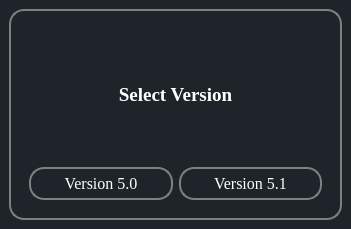
The window that ui/importVersion.ui (aanushri9/Counter-Harvesting-5.1) describes before a commit, drawn with Qt 5.
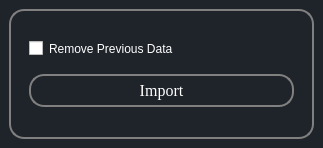
The same window after the commit.

Commit message: Import issue fixed

The edit to the form file:
```diff
--- a/ui/importVersion.ui
+++ b/ui/importVersion.ui
@@ -6,8 +6,8 @@
    <rect>
     <x>0</x>
     <y>0</y>
-    <width>351</width>
-    <height>229</height>
+    <width>323</width>
+    <height>148</height>
    </rect>
   </property>
   <property name="windowTitle">
@@ -81,32 +81,10 @@
           <enum>QFrame::Plain</enum>
          </property>
          <layout class="QGridLayout" name="gridLayout_2">
-          <item row="0" column="0" colspan="2">
-           <widget class="QLabel" name="label_7">
-            <property name="enabled">
-             <bool>true</bool>
-            </property>
-            <property name="sizePolicy">
-             <sizepolicy hsizetype="Preferred" vsizetype="Preferred">
-              <horstretch>0</horstretch>
-              <verstretch>0</verstretch>
-             </sizepolicy>
-            </property>
-            <property name="font">
-             <font>
-              <family>Georgia</family>
-              <pointsize>14</pointsize>
-              <bold>true</bold>
-             </font>
-            </property>
-            <property name="styleSheet">
-             <string notr="true">text-align:centre;</string>
-            </property>
-            <property name="frameShape">
-             <enum>QFrame::NoFrame</enum>
-            </property>
+          <item row="0" column="0">
+           <widget class="QCheckBox" name="checkBox">
             <property name="text">
-             <string>&lt;html&gt;&lt;head/&gt;&lt;body&gt;&lt;p align=&quot;center&quot;&gt;Select Version&lt;/p&gt;&lt;/body&gt;&lt;/html&gt;</string>
+             <string>Remove Previous Data</string>
             </property>
            </widget>
           </item>
@@ -124,26 +102,7 @@
 text-align:center;</string>
             </property>
             <property name="text">
-             <string>Version 5.0</string>
-            </property>
-           </widget>
-          </item>
-          <item row="1" column="1">
-           <widget class="QPushButton" name="importVersion51">
-            <property name="font">
-             <font>
-              <family>Georgia</family>
-              <pointsize>12</pointsize>
-              <italic>false</italic>
-             </font>
-            </property>
-            <property name="styleSheet">
-             <string notr="true">border: 2px solid grey;
-border-radius:15px;
-text-align:center;</string>
-            </property>
-            <property name="text">
-             <string>Version 5.1</string>
+             <string>Import</string>
             </property>
            </widget>
           </item>
```
Left out of the diff: 2 changed lines with no effect on the pictures. The commit also changes 7 other files.
